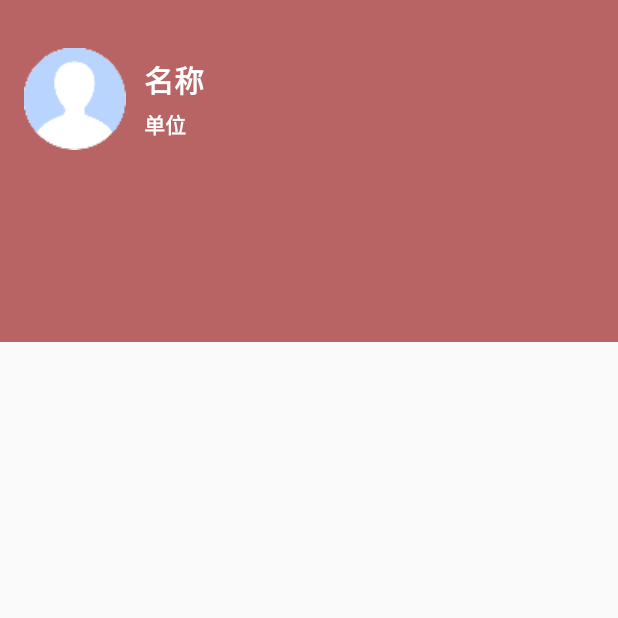
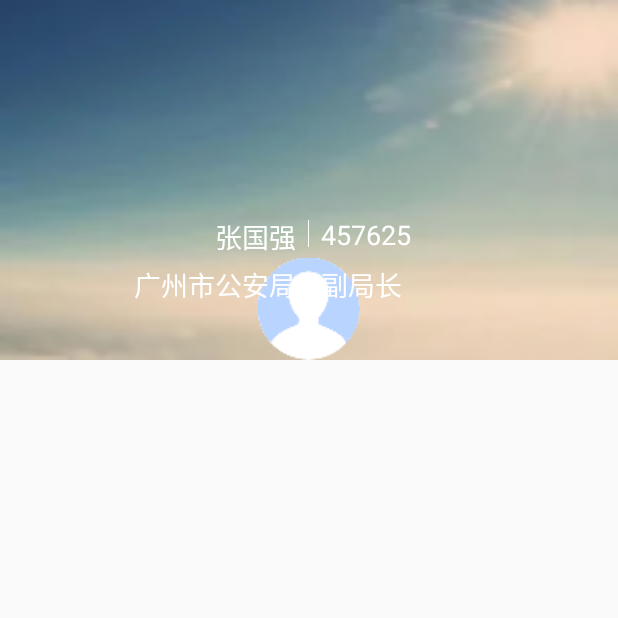
Before and after one commit to ManTouBaby/BaseFrame, an Android app: the ScrollingActivity screen opened directly, with no data from a screen before it, on a phone screen of 412 x 824 dp, the top half of it. Run offline under Robolectric (Android 15) with nearby library versions, the phone set to English and light mode, and no system bars; 1 statement that could not run was skipped.

Commit message:
编写Behavior

```diff
--- /dev/null
+++ b/framelibrary/src/main/java/com/hy/framelibrary/widget/MePortraitBehavior.java
@@ -0,0 +1,60 @@
+package com.hy.framelibrary.widget;
+
+import android.content.Context;
+import android.support.design.widget.AppBarLayout;
+import android.support.design.widget.CoordinatorLayout;
+import android.util.AttributeSet;
+import android.view.View;
+import android.widget.ImageView;
+
+/**
+ * @author:MtBaby
+ * @date:2020/06/30 22:20
+ * @desc:
+ */
+public class MePortraitBehavior extends CoordinatorLayout.Behavior<ImageView> {
+    /**
+     * 处于中心时候原始X轴
+     */
+    private int mOriginalHeaderX = 0;
+    /**
+     * 处于中心时候原始Y轴
+     */
+    private int mOriginalHeaderY = 0;
+
+    public MePortraitBehavior() {
+    }
+
+    public MePortraitBehavior(Context context, AttributeSet attrs) {
+        super(context, attrs);
+    }
+
+    @Override
+    public boolean layoutDependsOn(CoordinatorLayout parent, ImageView child, View dependency) {
+        return dependency instanceof AppBarLayout;
+    }
+
+    @Override
+    public boolean onDependentViewChanged(CoordinatorLayout parent, ImageView child, View dependency) {
+        // 计算X轴坐标
+        if (mOriginalHeaderX == 0) {
+            this.mOriginalHeaderX = dependency.getWidth() / 2 - child.getWidth() / 2;
+        }
+        // 计算Y轴坐标
+        if (mOriginalHeaderY == 0) {
+            mOriginalHeaderY = dependency.getHeight() - child.getHeight();
+        }
+
+        //计算toolbar从开始移动到最后的百分比
+        float percent = dependency.getY() / mOriginalHeaderY;
+        if (Math.abs(percent) > 1) {
+            percent = 1;
+        } else {
+            percent = Math.abs(percent);
+        }
+        child.setY(mOriginalHeaderY - mOriginalHeaderY * percent);
+        child.setX(mOriginalHeaderX - mOriginalHeaderX * percent);
+        System.out.println("依赖控件高度变化:" + percent + "   " + dependency.getY() + "   " + dependency.getHeight() + "   自身控件位置变化:" + child.getY() + "  " + child.getX());
+        return true;
+    }
+}
--- a/framelibrary/src/main/res/layout/frame_base_coordinator_fragment.xml
+++ b/framelibrary/src/main/res/layout/frame_base_coordinator_fragment.xml
@@ -4,64 +4,33 @@
     android:layout_width="match_parent"
     android:layout_height="match_parent">
 
+
     <android.support.design.widget.AppBarLayout
-        android:id="@+id/app_bar"
         android:layout_width="match_parent"
         android:layout_height="wrap_content">
 
         <android.support.design.widget.CollapsingToolbarLayout
-            android:id="@+id/toolbar_layout"
+            android:id="@+id/mCollapsingToolbarLayout"
             android:layout_width="match_parent"
-            android:layout_height="match_parent"
-            android:fitsSystemWindows="true"
-            app:contentScrim="?attr/colorPrimary"
-            app:layout_scrollFlags="scroll|exitUntilCollapsed"
-            app:toolbarId="@+id/toolbar">
+            android:layout_height="wrap_content"
+            app:layout_scrollFlags="scroll|exitUntilCollapsed">
 
-            <RelativeLayout
+            <ImageView
+                android:id="@+id/iv"
                 android:layout_width="match_parent"
-                android:layout_height="228dp"
-                android:background="#B86464"
-                app:layout_collapseMode="parallax">
+                android:layout_height="240dp"
+                android:scaleType="fitXY"
+                android:src="@mipmap/icon_me_bg"
+                app:layout_collapseMode="parallax"
+                app:layout_collapseParallaxMultiplier="0.9" />
 
-                <ImageView
-                    android:id="@+id/mt_pro"
-                    android:layout_width="68dp"
-                    android:layout_height="68dp"
-                    android:layout_marginTop="32dp"
-                    android:layout_marginLeft="16dp"
-                    android:src="@mipmap/icon_pro" />
-
-                <LinearLayout
-                    android:id="@+id/mt_user_content"
-                    android:layout_width="match_parent"
-                    android:layout_height="wrap_content"
-                    android:layout_alignTop="@+id/mt_pro"
-                    android:layout_alignBottom="@+id/mt_pro"
-                    android:layout_marginLeft="12dp"
-                    android:orientation="vertical"
-                    android:layout_toRightOf="@+id/mt_pro"
-                    android:gravity="center_vertical">
-
-                    <TextView
-                        android:layout_width="wrap_content"
-                        android:layout_height="wrap_content"
-                        android:text="名称"
-                        android:textColor="#FFF"
-                        android:textSize="20sp"
-                        android:textStyle="bold" />
-                    <TextView
-                        android:layout_width="wrap_content"
-                        android:layout_height="wrap_content"
-                        android:text="单位"
-                        android:textColor="#FFF"
-                        android:layout_marginTop="4dp"
-                        android:textSize="14sp"
-                        android:textStyle="bold" />
-                </LinearLayout>
-            </RelativeLayout>
+            <android.support.v7.widget.Toolbar
+                android:layout_width="match_parent"
+                android:layout_height="52dp"
+                app:layout_collapseMode="pin" />
 
         </android.support.design.widget.CollapsingToolbarLayout>
+
     </android.support.design.widget.AppBarLayout>
 
     <android.support.v4.widget.NestedScrollView
@@ -70,4 +39,80 @@
         android:layout_height="match_parent"
         app:layout_behavior="@string/appbar_scrolling_view_behavior" />
 
+
+    <ImageView
+        android:id="@+id/mt_pro"
+        android:layout_width="68dp"
+        android:layout_height="68dp"
+        android:layout_gravity="center_horizontal"
+        android:layout_marginTop="52dp"
+        app:layout_behavior="com.hy.framelibrary.widget.MePortraitBehavior"
+        android:src="@mipmap/icon_pro" />
+
+    <LinearLayout
+        android:layout_width="match_parent"
+        android:layout_height="24dp"
+        android:layout_gravity="center_horizontal"
+        android:layout_marginTop="144dp"
+        android:gravity="center"
+        android:orientation="horizontal">
+
+        <TextView
+            android:layout_width="0dp"
+            android:layout_height="wrap_content"
+            android:layout_weight="1"
+            android:gravity="end"
+            android:text="张国强"
+            android:textColor="#FFF"
+            android:textSize="18sp" />
+
+        <View
+            android:layout_width="0.5dp"
+            android:layout_height="18dp"
+            android:layout_marginLeft="8dp"
+            android:layout_marginRight="8dp"
+            android:background="#FFFFFF" />
+
+        <TextView
+            android:layout_width="0dp"
+            android:layout_height="wrap_content"
+            android:layout_weight="1"
+            android:text="457625"
+            android:textColor="#FFF"
+            android:textSize="18sp" />
+    </LinearLayout>
+
+    <LinearLayout
+        android:layout_width="match_parent"
+        android:layout_height="wrap_content"
+        android:layout_gravity="center_horizontal"
+        android:layout_marginTop="176dp"
+        android:gravity="center"
+        android:orientation="horizontal">
+
+        <TextView
+            android:layout_width="0dp"
+            android:layout_height="wrap_content"
+            android:layout_weight="1"
+            android:gravity="end"
+            android:text="广州市公安局"
+            android:textColor="#FFFFFF"
+            android:textSize="18sp" />
+
+        <View
+            android:layout_width="0.5dp"
+            android:layout_height="18dp"
+            android:layout_marginLeft="8dp"
+            android:layout_marginRight="8dp"
+            android:background="#FFFFFF" />
+
+        <TextView
+            android:layout_width="0dp"
+            android:layout_height="wrap_content"
+            android:layout_weight="1"
+            android:text="副局长"
+            android:textColor="#FFF"
+            android:textSize="18sp" />
+    </LinearLayout>
+
 </android.support.design.widget.CoordinatorLayout>
```
Also changed, not shown: framelibrary/src/main/java/com/hy/framelibrary/page/fragment/BaseCoordinatorFragment.java (+0 -25 lines), framelibrary/src/main/java/com/hy/framelibrary/widget/MeContentBehavior.java (added, +33 -0 lines), framelibrary/src/main/java/com/hy/framelibrary/widget/TransferHeaderBehavior.java (added, +67 -0 lines), framelibrary/src/main/java/com/hy/framelibrary/widget/TranslucentBehavior.java (added, +60 -0 lines), framelibrary/src/main/res/mipmap-xxhdpi/icon_me_bg.webp (added).
